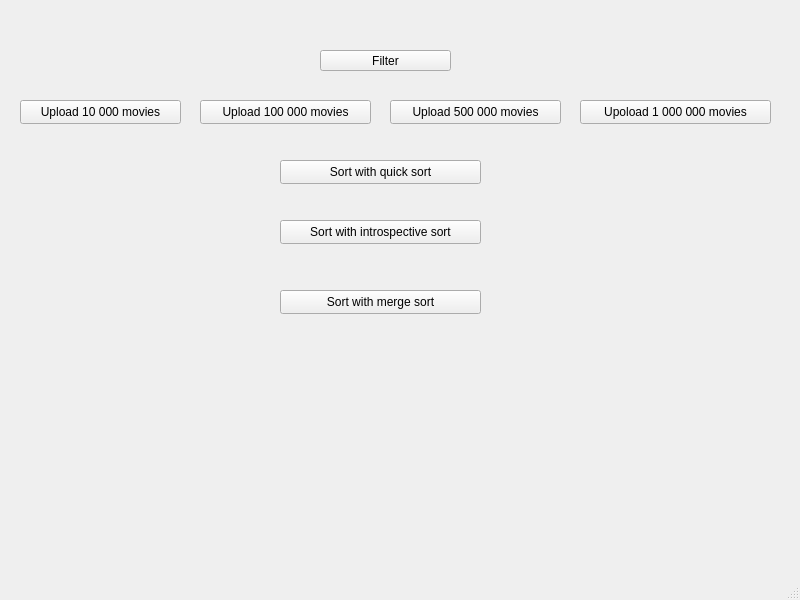
Before: the Qt Designer form Sorting_interface/mainwindow.ui in asialalala/Sorting, drawn with Qt 5.
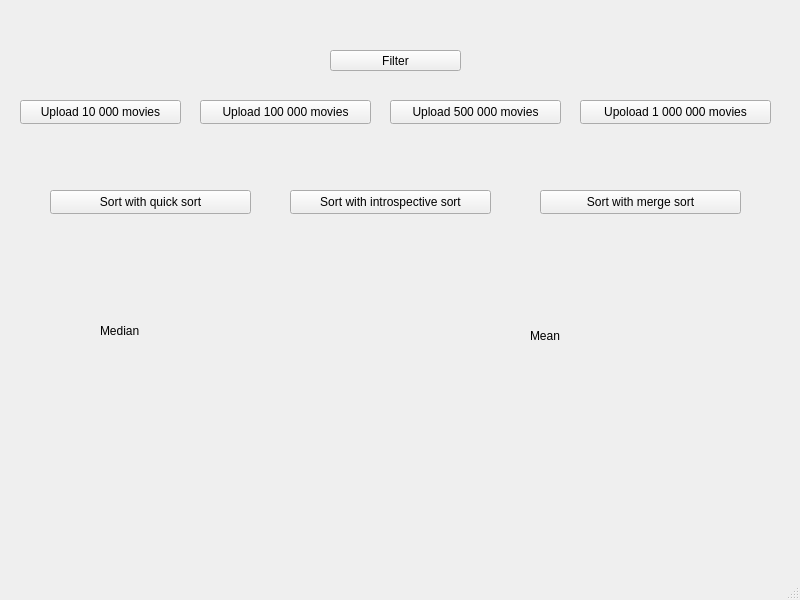
After: the same form once the commit is applied.

What changed in the file:
```diff
--- a/Sorting_interface/mainwindow.ui
+++ b/Sorting_interface/mainwindow.ui
@@ -17,7 +17,7 @@
    <widget class="QPushButton" name="pushButton">
     <property name="geometry">
      <rect>
-      <x>320</x>
+      <x>330</x>
       <y>50</y>
       <width>131</width>
       <height>21</height>
@@ -82,8 +82,8 @@
    <widget class="QPushButton" name="pushButton_3">
     <property name="geometry">
      <rect>
-      <x>280</x>
-      <y>160</y>
+      <x>50</x>
+      <y>190</y>
       <width>201</width>
       <height>24</height>
      </rect>
@@ -95,8 +95,8 @@
    <widget class="QPushButton" name="pushButton_4">
     <property name="geometry">
      <rect>
-      <x>280</x>
-      <y>220</y>
+      <x>290</x>
+      <y>190</y>
       <width>201</width>
       <height>24</height>
      </rect>
@@ -108,8 +108,8 @@
    <widget class="QPushButton" name="pushButton_5">
     <property name="geometry">
      <rect>
-      <x>280</x>
-      <y>290</y>
+      <x>540</x>
+      <y>190</y>
       <width>201</width>
       <height>24</height>
      </rect>
@@ -118,6 +118,32 @@
      <string>Sort with merge sort</string>
     </property>
    </widget>
+   <widget class="QLabel" name="median">
+    <property name="geometry">
+     <rect>
+      <x>100</x>
+      <y>300</y>
+      <width>181</width>
+      <height>61</height>
+     </rect>
+    </property>
+    <property name="text">
+     <string>Median</string>
+    </property>
+   </widget>
+   <widget class="QLabel" name="mean">
+    <property name="geometry">
+     <rect>
+      <x>530</x>
+      <y>300</y>
+      <width>171</width>
+      <height>71</height>
+     </rect>
+    </property>
+    <property name="text">
+     <string>Mean</string>
+    </property>
+   </widget>
   </widget>
   <widget class="QMenuBar" name="menubar">
    <property name="geometry">
```
